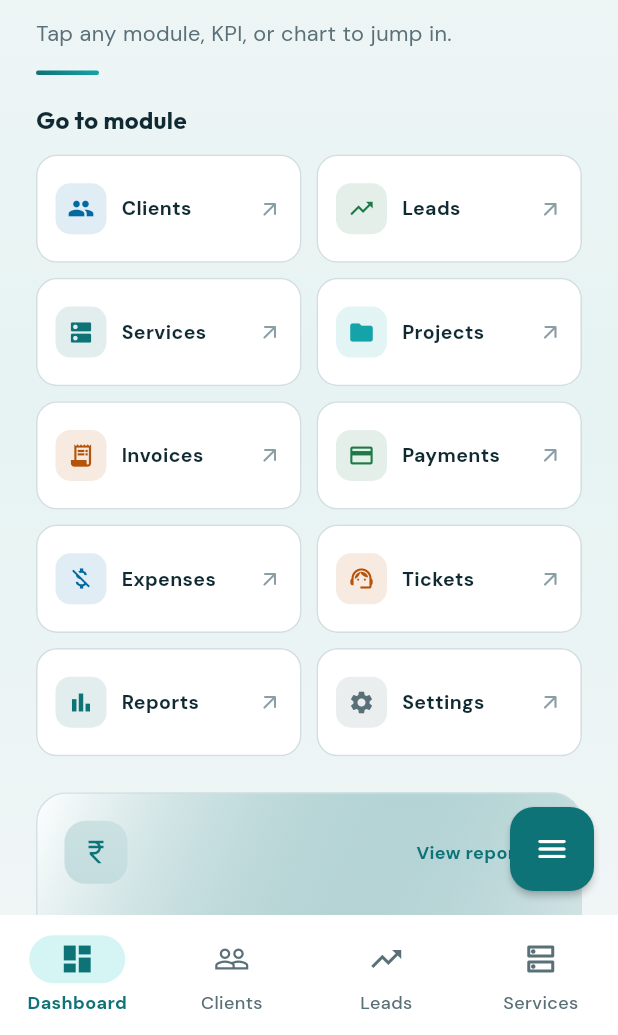
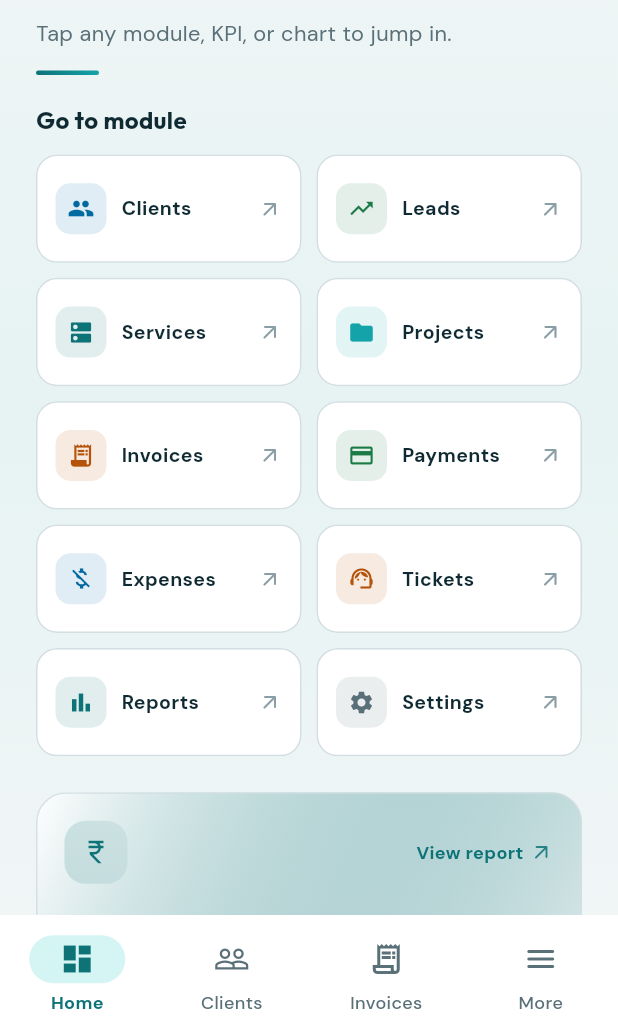
Before and after one commit to PRABHVEERSINGH17/2023a1r109king, a Flutter app: the screen it shows after launch, after a tap on "Continue with Demo Mode", on a phone screen of 412 x 824 dp, the part 201-1236 px from its top. Run offline on Flutter 3.47's test engine with Material 3 defaults, Android fonts, the phone set to English and light mode, and no system bars; our stand-ins replace fl_chart, flutter_dotenv, flutter_riverpod, go_router, supabase_flutter; accounts and stored records are empty.

Commit message:
Make CRM fully workable with Demo Mode as the live path
Harden bootstrap so empty live DBs are not force-flipped to demo, add
workspace reset for Demo Mode, prioritize Demo Mode on login, improve
mobile module navigation, and document the fastest run path.

Co-authored-by: Prabhveer singh <PRABHVEERSINGH17@users.noreply.github.com>

```diff
--- a/tr_tech_solutions/lib/core/providers/data_bootstrap_provider.dart
+++ b/tr_tech_solutions/lib/core/providers/data_bootstrap_provider.dart
@@ -2,10 +2,12 @@ import 'package:flutter_riverpod/flutter_riverpod.dart';
 import 'package:supabase_flutter/supabase_flutter.dart';
 import 'package:tr_tech_solutions/core/config/supabase_config.dart';
 import 'package:tr_tech_solutions/core/providers/app_mode_provider.dart';
-import 'package:tr_tech_solutions/shared/models/client.dart';
 
-/// Ensures the app shows usable sample data when live Supabase has no clients
-/// (or the query fails due to RLS/schema issues).
+/// Boots usable data for the session.
+///
+/// - No Supabase config → Demo Mode
+/// - Live query errors → Demo Mode (so the CRM never looks "broken")
+/// - Empty live DB is left alone (user can add clients or switch to demo in Settings)
 final dataBootstrapProvider = FutureProvider<void>((ref) async {
   if (ref.read(demoModeProvider)) return;
 
@@ -18,26 +20,14 @@ final dataBootstrapProvider = FutureProvider<void>((ref) async {
   if (session == null) return;
 
   try {
-    final response = await Supabase.instance.client
-        .from('clients')
-        .select()
-        .order('created_at', ascending: false);
-
-    final clients = (response as List)
-        .map((e) => ClientModel.fromJson(Map<String, dynamic>.from(e as Map)))
-        .toList();
-
-    if (clients.isEmpty) {
-      _enableDemoMode(ref);
-    }
+    await Supabase.instance.client.from('clients').select('id').limit(1);
   } catch (_) {
-    // Empty DB, missing table, RLS, or schema mismatch — use demo seed data.
+    // Schema/RLS/network failure — fall back to a fully working demo workspace.
     _enableDemoMode(ref);
   }
 });
 
 void _enableDemoMode(Ref ref) {
-  // Defer so we never modify providers during a widget build frame.
   Future.microtask(() {
     if (!ref.read(demoModeProvider)) {
       ref.read(demoModeProvider.notifier).state = true;
--- a/tr_tech_solutions/lib/features/auth/providers/auth_provider.dart
+++ b/tr_tech_solutions/lib/features/auth/providers/auth_provider.dart
@@ -4,6 +4,8 @@ import 'package:flutter_riverpod/flutter_riverpod.dart';
 import 'package:supabase_flutter/supabase_flutter.dart';
 import 'package:tr_tech_solutions/core/config/supabase_config.dart';
 import 'package:tr_tech_solutions/core/providers/app_mode_provider.dart';
+import 'package:tr_tech_solutions/features/clients/providers/clients_provider.dart';
+import 'package:tr_tech_solutions/shared/services/data_service.dart';
 
 const kDemoEmail = 'admin@trtechsolutions.com';
 const kDemoPassword = 'demo1234';
@@ -43,14 +45,18 @@ class AuthService {
     return email.trim().toLowerCase() == kDemoEmail && password == kDemoPassword;
   }
 
-  Future<void> enterDemoMode() async {
+  Future<void> enterDemoMode({bool resetWorkspace = false}) async {
+    if (resetWorkspace) {
+      _ref.read(demoWorkspaceVersionProvider.notifier).state++;
+      _ref.read(localClientsOverrideProvider.notifier).state = const [];
+    }
     _ref.read(demoModeProvider.notifier).state = true;
   }
 
   Future<void> signIn(String email, String password) async {
     // Built-in demo account always works, even when Supabase is configured.
     if (_isDemoCredentials(email, password) || !SupabaseConfig.isConfigured) {
-      await enterDemoMode();
+      await enterDemoMode(resetWorkspace: true);
       return;
     }
 
--- a/tr_tech_solutions/lib/features/auth/screens/login_screen.dart
+++ b/tr_tech_solutions/lib/features/auth/screens/login_screen.dart
@@ -68,7 +68,8 @@ class _LoginScreenState extends ConsumerState<LoginScreen> {
   Future<void> _enterDemo() async {
     setState(() => _isLoading = true);
     try {
-      await ref.read(authServiceProvider).enterDemoMode();
+      // Fresh seeded workspace every time users enter from login.
+      await ref.read(authServiceProvider).enterDemoMode(resetWorkspace: true);
       if (mounted) context.go('/dashboard');
     } finally {
       if (mounted) setState(() => _isLoading = false);
@@ -213,24 +214,34 @@ class _LoginScreenState extends ConsumerState<LoginScreen> {
             const SizedBox(height: 22),
             SizedBox(
               height: 48,
-              child: ElevatedButton(
+              child: ElevatedButton.icon(
+                onPressed: _isLoading ? null : _enterDemo,
+                icon: const Icon(Icons.bolt_rounded),
+                label: const Text('Continue with Demo Mode'),
+              ),
+            ),
+            const SizedBox(height: 10),
+            Text(
+              'Recommended — full CRM with sample clients, invoices & payments',
+              textAlign: TextAlign.center,
+              style: TextStyle(
+                color: AppColors.textMuted,
+                fontSize: 12,
+                fontFamily: AppTypography.body,
+              ),
+            ),
+            const SizedBox(height: 16),
+            SizedBox(
+              height: 48,
+              child: OutlinedButton(
                 onPressed: _isLoading ? null : _signIn,
                 child: _isLoading
                     ? const SizedBox(
                         height: 20,
                         width: 20,
-                        child: CircularProgressIndicator(strokeWidth: 2, color: Colors.white),
+                        child: CircularProgressIndicator(strokeWidth: 2),
                       )
                     : const Text('Sign In'),
-              ),
-            ),
-            const SizedBox(height: 12),
-            SizedBox(
-              height: 48,
-              child: OutlinedButton.icon(
-                onPressed: _isLoading ? null : _enterDemo,
-                icon: const Icon(Icons.bolt_rounded),
-                label: const Text('Continue with Demo Mode'),
               ),
             ),
             const SizedBox(height: 14),
--- a/tr_tech_solutions/lib/features/dashboard/screens/dashboard_screen.dart
+++ b/tr_tech_solutions/lib/features/dashboard/screens/dashboard_screen.dart
@@ -25,15 +25,11 @@ final dashboardStatsProvider = FutureProvider<DashboardStats>((ref) async {
   try {
     return await service.getDashboardStats();
   } catch (_) {
-    // Live backend failed — fall back to demo seed so the dashboard still works.
-    if (!ref.read(demoModeProvider)) {
-      Future.microtask(() {
-        if (!ref.read(demoModeProvider)) {
-          ref.read(demoModeProvider.notifier).state = true;
-        }
-      });
+    // Keep the UI usable without silently flipping modes mid-session.
+    if (ref.read(demoModeProvider)) {
+      return ref.read(demoRepositoryProvider).getDashboardStats();
     }
-    return ref.read(demoRepositoryProvider).getDashboardStats();
+    return const DashboardStats();
   }
 });
 
--- a/tr_tech_solutions/lib/main.dart
+++ b/tr_tech_solutions/lib/main.dart
@@ -1,5 +1,5 @@
+import 'package:flutter_dotenv/flutter_dotenv.dart';
 import 'package:flutter/material.dart';
-import 'package:flutter_dotenv/flutter_dotenv.dart';
 import 'package:flutter_riverpod/flutter_riverpod.dart';
 import 'package:supabase_flutter/supabase_flutter.dart';
 import 'package:tr_tech_solutions/core/config/supabase_config.dart';
@@ -9,13 +9,22 @@ import 'package:tr_tech_solutions/router/app_router.dart';
 Future<void> main() async {
   WidgetsFlutterBinding.ensureInitialized();
 
-  await dotenv.load(fileName: 'assets/supabase.env');
+  // Optional live backend keys. Demo Mode works with or without this file.
+  try {
+    await dotenv.load(fileName: 'assets/supabase.env');
+  } catch (_) {
+    // Continue — Demo Mode remains fully usable.
+  }
 
   if (SupabaseConfig.isConfigured) {
-    await Supabase.initialize(
-      url: SupabaseConfig.url,
-      anonKey: SupabaseConfig.anonKey, // ignore: deprecated_member_use
-    );
+    try {
+      await Supabase.initialize(
+        url: SupabaseConfig.url,
+        anonKey: SupabaseConfig.anonKey, // ignore: deprecated_member_use
+      );
+    } catch (_) {
+      // Continue — Demo Mode remains fully usable.
+    }
   }
 
   runApp(const ProviderScope(child: TrTechApp()));
--- a/tr_tech_solutions/lib/shared/services/data_service.dart
+++ b/tr_tech_solutions/lib/shared/services/data_service.dart
@@ -245,9 +245,12 @@ class SupabaseRepository implements AppRepository {
   }
 }
 
+final demoWorkspaceVersionProvider = StateProvider<int>((ref) => 0);
+
 final demoRepositoryProvider = Provider<DemoRepository>((ref) {
+  // Bumping demoWorkspaceVersionProvider recreates a fresh seeded workspace.
+  ref.watch(demoWorkspaceVersionProvider);
   final repo = DemoRepository();
-  // Keep the same seeded instance for the app lifetime.
   ref.keepAlive();
   return repo;
 });
--- a/tr_tech_solutions/lib/shared/services/demo_repository.dart
+++ b/tr_tech_solutions/lib/shared/services/demo_repository.dart
@@ -278,6 +278,7 @@ class DemoRepository implements AppRepository {
       LeadModel(
         id: 'l2',
         userId: _userId,
+        clientId: 'c2',
         name: 'Priya Patel',
         email: 'priya@retailco.in',
         company: 'RetailCo',
@@ -289,6 +290,7 @@ class DemoRepository implements AppRepository {
       LeadModel(
         id: 'l3',
         userId: _userId,
+        clientId: 'c1',
         name: 'Amit Kumar',
         email: 'amit@fintech.io',
         company: 'FinTech Solutions',
@@ -300,6 +302,7 @@ class DemoRepository implements AppRepository {
       LeadModel(
         id: 'l4',
         userId: _userId,
+        clientId: 'c4',
         name: 'Sneha Reddy',
         email: 'sneha@edutech.com',
         company: 'EduTech',
@@ -311,6 +314,7 @@ class DemoRepository implements AppRepository {
       LeadModel(
         id: 'l5',
         userId: _userId,
+        clientId: 'c3',
         name: 'Vikram Singh',
         email: 'vikram@logistics.in',
         company: 'Swift Logistics',
@@ -333,6 +337,7 @@ class DemoRepository implements AppRepository {
       LeadModel(
         id: 'l7',
         userId: _userId,
+        clientId: 'c5',
         name: 'Karan Mehta',
         email: 'karan@buildcorp.in',
         company: 'BuildCorp',
--- a/tr_tech_solutions/lib/shared/widgets/app_shell.dart
+++ b/tr_tech_solutions/lib/shared/widgets/app_shell.dart
@@ -112,38 +112,63 @@ class AppShell extends ConsumerWidget {
         child: child,
       ),
       bottomNavigationBar: NavigationBar(
-        selectedIndex: _mobileIndex(currentRoute),
-        onDestinationSelected: (i) => context.go(_navItems[i].route),
-        destinations: _navItems.take(4).map((item) {
-          return NavigationDestination(
-            icon: Icon(item.icon),
-            selectedIcon: Icon(item.activeIcon),
-            label: item.label,
-          );
-        }).toList(),
+        selectedIndex: _mobileSelectedIndex(currentRoute),
+        onDestinationSelected: (i) {
+          if (i == 3) {
+            _showMobileMenu(context);
+            return;
+          }
+          context.go(_mobileRoutes[i]);
+        },
+        destinations: const [
+          NavigationDestination(
+            icon: Icon(Icons.dashboard_outlined),
+            selectedIcon: Icon(Icons.dashboard),
+            label: 'Home',
           ),
-      floatingActionButton: FloatingActionButton(
-        onPressed: () => _showMobileMenu(context),
-        child: const Icon(Icons.menu_rounded),
+          NavigationDestination(
+            icon: Icon(Icons.people_outline),
+            selectedIcon: Icon(Icons.people),
+            label: 'Clients',
           ),
+          NavigationDestination(
+            icon: Icon(Icons.receipt_long_outlined),
+            selectedIcon: Icon(Icons.receipt_long),
+            label: 'Invoices',
+          ),
+          NavigationDestination(
+            icon: Icon(Icons.menu_rounded),
+            selectedIcon: Icon(Icons.menu_open_rounded),
+            label: 'More',
+          ),
+        ],
+      ),
+      floatingActionButton: null,
     );
   }
 
-  int _mobileIndex(String route) {
-    final index = _navItems.indexWhere((item) => item.route == route);
-    return index >= 0 && index < 4 ? index : 0;
+  static const _mobileRoutes = ['/dashboard', '/clients', '/invoices'];
+
+  int _mobileSelectedIndex(String route) {
+    if (route.startsWith('/clients')) return 1;
+    if (route.startsWith('/invoices')) return 2;
+    if (route == '/dashboard') return 0;
+    // Any other module → highlight More
+    return 3;
   }
 
   void _showMobileMenu(BuildContext context) {
     showModalBottomSheet(
       context: context,
       backgroundColor: AppColors.surface,
+      isScrollControlled: true,
       shape: const RoundedRectangleBorder(
         borderRadius: BorderRadius.vertical(top: Radius.circular(20)),
       ),
       builder: (context) => SafeArea(
+        child: FractionallySizedBox(
+          heightFactor: 0.7,
           child: Column(
-          mainAxisSize: MainAxisSize.min,
             children: [
               const SizedBox(height: 8),
               Container(
@@ -154,8 +179,20 @@ class AppShell extends ConsumerWidget {
                   borderRadius: BorderRadius.circular(4),
                 ),
               ),
-            const SizedBox(height: 8),
-            ..._navItems.skip(4).map((item) {
+              const Padding(
+                padding: EdgeInsets.all(16),
+                child: Text(
+                  'All modules',
+                  style: TextStyle(
+                    fontWeight: FontWeight.w700,
+                    fontFamily: AppTypography.display,
+                    fontSize: 18,
+                  ),
+                ),
+              ),
+              Expanded(
+                child: ListView(
+                  children: _navItems.map((item) {
                     return ListTile(
                       leading: Icon(item.icon, color: AppColors.primary),
                       title: Text(item.label, style: const TextStyle(fontFamily: AppTypography.body)),
@@ -164,8 +201,11 @@ class AppShell extends ConsumerWidget {
                         context.go(item.route);
                       },
                     );
-            }),
+                  }).toList(),
+                ),
+              ),
             ],
+          ),
         ),
       ),
     );
```
Also changed, not shown: tr_tech_solutions/lib/features/clients/screens/clients_screen.dart (+8 -1 lines), tr_tech_solutions/lib/features/settings/screens/settings_screen.dart (+58 -40 lines), 2 other files. Lines whose indentation alone changed are shown as unchanged.
